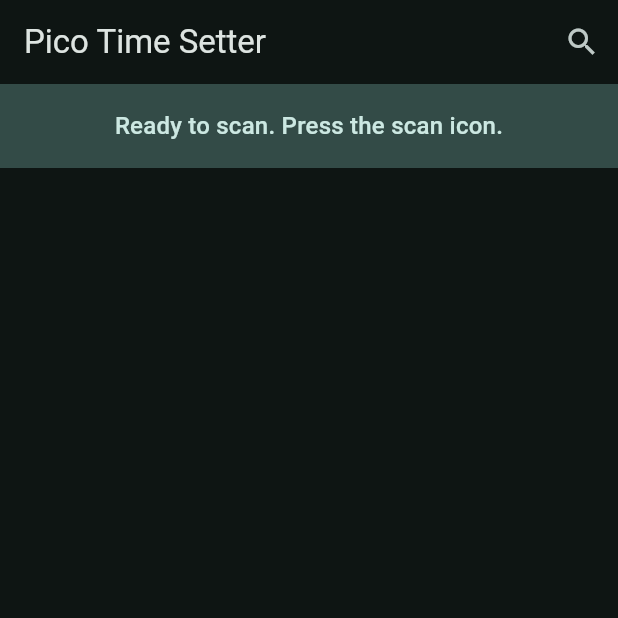
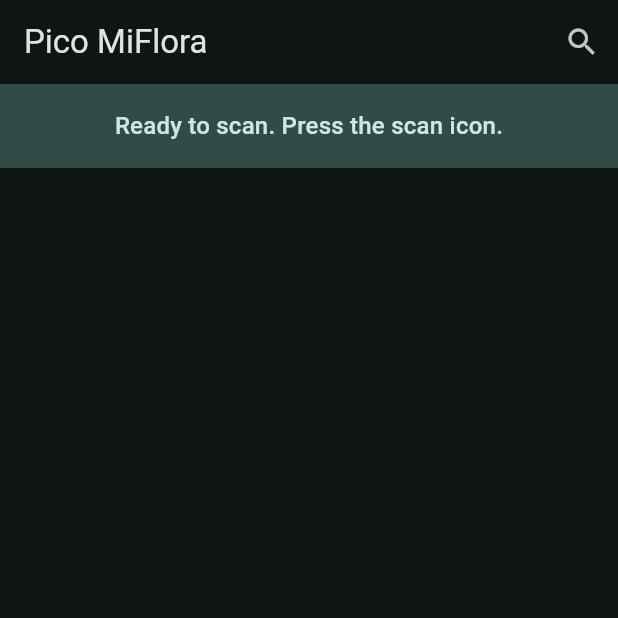
Before and after one commit to IoT-gamer/flutter_miflora_companion_app, a Flutter app: the screen it shows after launch, on a phone screen of 412 x 824 dp, the top half of it. Run offline on Flutter 3.47's test engine with Material 3 defaults, Android fonts, the phone set to English and light mode, and no system bars; our stand-ins replace equatable, fl_chart, flutter_bloc, flutter_blue_plus, permission_handler.

Commit message:
fix(app): update app bar title to 'Pico MiFlora'

```diff
--- a/lib/main.dart
+++ b/lib/main.dart
@@ -65,7 +65,7 @@ class BleScannerScreen extends StatelessWidget {
 
     return Scaffold(
       appBar: AppBar(
-        title: const Text('Pico Time Setter'),
+        title: const Text('Pico MiFlora'),
         actions: [
           IconButton(
             icon: Icon(isScanning ? Icons.stop_circle_outlined : Icons.search),
```
